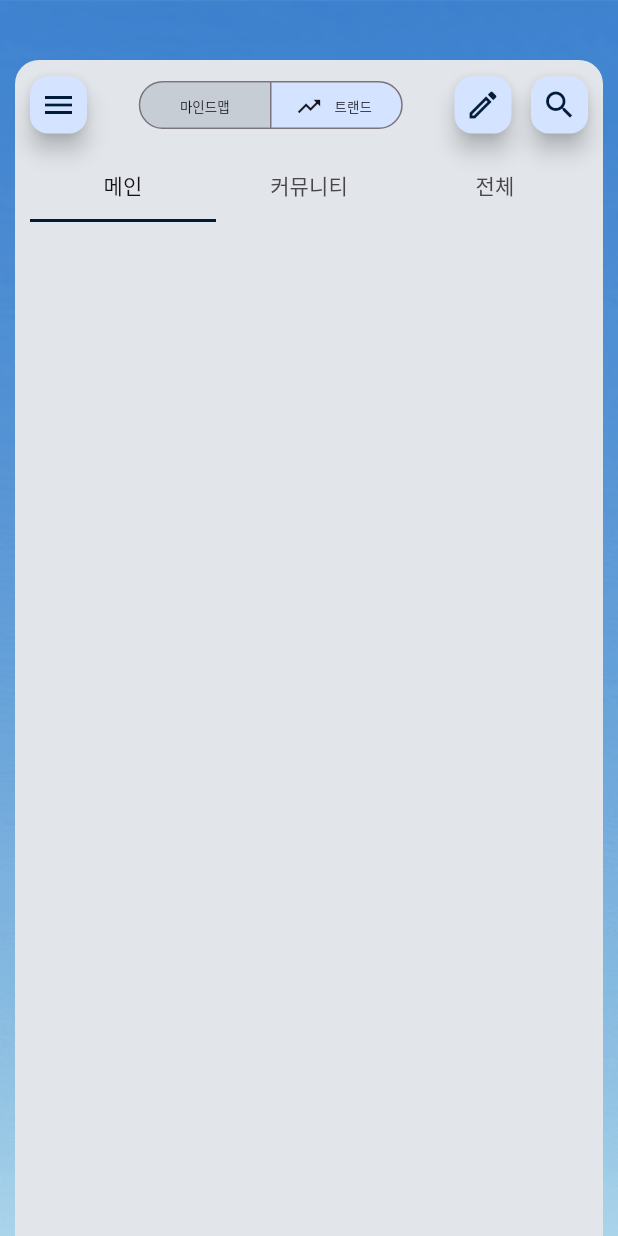
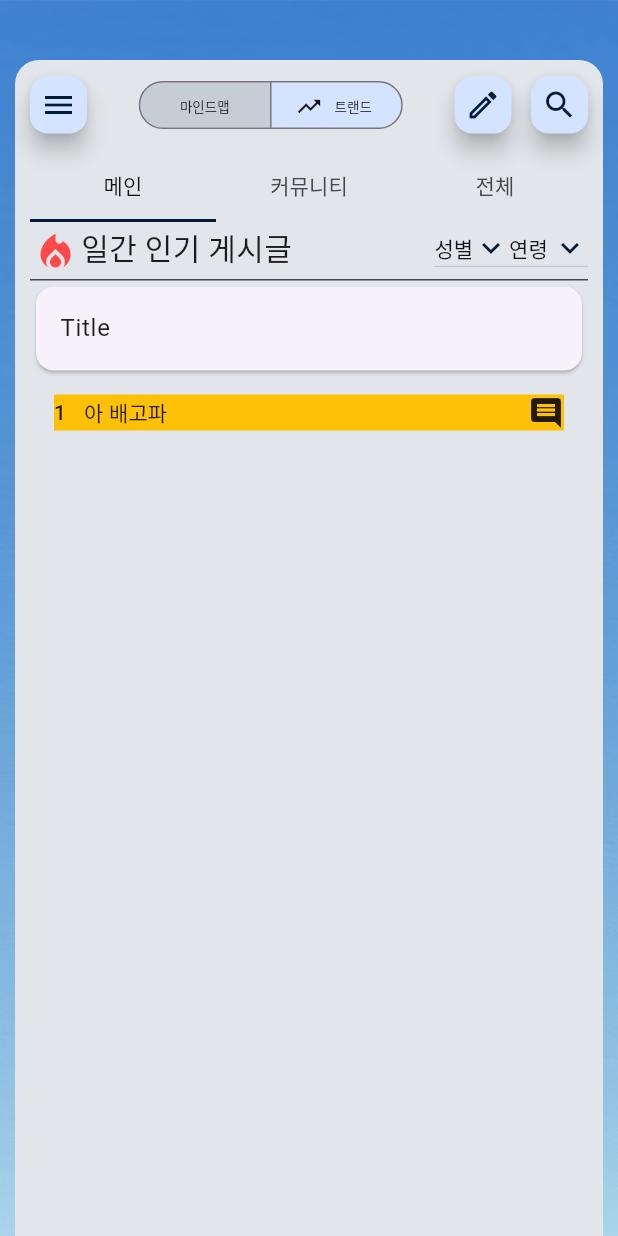
Before and after one commit to Capstone-Design-LAXY/LAXY-Client, a Flutter app: the screen it shows after launch, on a phone screen of 412 x 824 dp. Run offline on Flutter 3.47's test engine with Material 3 defaults, Android fonts, the phone set to English and light mode, and no system bars.

Commit message:
메인 - 상태바 색상 변경 트랜드 - 차트 헤더 이중 드롭 다운 적용, 전체 레이아웃 수정, 리스트 구성 시작

```diff
--- a/lib/main.dart
+++ b/lib/main.dart
@@ -1,4 +1,5 @@
 import 'package:flutter/material.dart';
+import 'package:flutter/services.dart';
 import 'package:laxy/common/component/custom_floating_action_button.dart';
 import 'package:laxy/common/component/custom_text_form_field.dart';
 import 'package:laxy/screen/login_screen.dart';
@@ -19,6 +20,9 @@ class _App extends StatelessWidget {
   // This widget is the root of your application.
   @override
   Widget build(BuildContext context) {
+    SystemChrome.setSystemUIOverlayStyle(SystemUiOverlayStyle.light);
+    SystemChrome.setSystemUIOverlayStyle(SystemUiOverlayStyle(systemNavigationBarDividerColor: Colors.black));
+    SystemChrome.setSystemUIOverlayStyle(SystemUiOverlayStyle(systemNavigationBarColor: Colors.black));
     return MaterialApp(
       debugShowCheckedModeBanner: false,
       // home: Scaffold(
--- a/lib/screen/trends_screen.dart
+++ b/lib/screen/trends_screen.dart
@@ -1,3 +1,6 @@
+import 'dart:ui';
+
+import 'package:flutter/cupertino.dart';
 import 'package:flutter/material.dart';
 import 'package:flutter/services.dart';
 import 'package:flutter/widgets.dart';
@@ -17,12 +20,16 @@ class TrendsScreen extends StatefulWidget {
 }
 
 enum Main{ mindMap, trends }
+const List<String> ageList = <String>['연령', '10대', '20대', '30대', '40대', '50대', '60대'];
+const List<String> genderList = <String>['성별', '남자', '여자', '기타'];
 
 class _TrendsScreenState extends State<TrendsScreen>
     with SingleTickerProviderStateMixin {
   late TabController controller;
-  // Set<int> selectedSegment = {1};
   Main mainView = Main.trends;
+  String dropdownValueAge = ageList.first;
+  String dropdownValueGender = genderList.first;
+
 
   @override
   void initState() {
@@ -89,17 +96,20 @@ class _TrendsScreenState extends State<TrendsScreen>
                               foregroundColor: Color(0xFF141218),
                               backgroundColor: Color(0xFF001C3A).withOpacity(0.12),
                               visualDensity: VisualDensity(vertical: -1.5,),
-                              textStyle: TextStyle(fontSize: 9)
+                              textStyle: TextStyle(fontSize: 9),
                             ),
+                            // showSelectedIcon: false,
                             selectedIcon: mainView == Main.mindMap? Icon(Icons.bubble_chart_outlined) : Icon(Icons.trending_up),
                             segments: const <ButtonSegment<Main>>[
                               ButtonSegment<Main>(
                                 value: Main.mindMap,
                                 label: Text('마인드맵'),
+                                // icon: Icon(Icons.bubble_chart_outlined),
                               ),
                               ButtonSegment<Main>(
                                 value: Main.trends,
                                 label: Text('트랜드'),
+                                // icon: Icon(Icons.trending_up),
                               ),
                             ],
                             selected: <Main>{mainView},
@@ -116,12 +126,10 @@ class _TrendsScreenState extends State<TrendsScreen>
                         CustomFloatingActionButton(onPressed: () {}, icon: Icons.search),
                       ],
                     ),
-                    // 메인 컨텐츠 자리
-                    Column(
-                      children: [
+                    // 탭바
                     // TODO: 컴포넌트화 필요
                     Padding(
-                          padding: const EdgeInsets.symmetric(vertical: 10),
+                      padding: const EdgeInsets.only(top: 10),
                       child: CustomTabBar(
                           controller: controller,
                           tabs: const <Widget>[
@@ -131,25 +139,111 @@ class _TrendsScreenState extends State<TrendsScreen>
                           ]
                       ),
                     ),
-                        // SizedBox(height: 10,),
-                        // Padding(
-                        //   padding: const EdgeInsets.symmetric(vertical: 10),
-                        //   child: TabBarView(
-                        //     controller: controller,
-                        //     children: const <Widget>[
-                        //       Center(
-                        //         child: Text("It's cloudy here"),
-                        //       ),
-                        //       Center(
-                        //         child: Text("It's rainy here"),
-                        //       ),
-                        //       Center(
-                        //         child: Text("It's sunny here"),
-                        //       ),
-                        //     ],
-                        //   ),
-                        // )
+                    // 메인 컨텐츠 자리
+                    Expanded(
+                      child: ListView(
+                        children: [
+                          // 헤더
+                          Container(
+                            child: Row(
+                              children: [
+                                Padding(
+                                  padding: const EdgeInsets.only(top: 5, left: 2, right: 2),
+                                  child: Icon(Icons.local_fire_department, color: Color(0xFFFF4949), size: 30,),
+                                ),
+                                Text(
+                                  '일간 인기 게시글',
+                                  style: TextStyle(
+                                    fontSize: 20,
+                                    fontWeight: FontWeight.w200
+                                  ),
+                                ),
+                                Expanded(child: SizedBox(),),
+                                // 드롭다운
+                                Container(
+                                    child: DropdownButton<String>(
+                                      value: dropdownValueGender,
+                                      icon: const Icon(Icons.expand_more, color: Color(0xFF001C3A),),
+                                      style: TextStyle(
+                                          fontSize: 14,
+                                          color: Color(0xFF141218)
+                                      ),
+                                      dropdownColor: Color(0xFFFFFFFF),
+                                      isDense: true,
+                                      onChanged: (String? genderValue) {
+                                        setState(() {
+                                          dropdownValueGender = genderValue!;
+                                        });
+                                      },
+                                      items: genderList.map<DropdownMenuItem<String>>((String genderValue) {
+                                        return DropdownMenuItem<String>(
+                                          value: genderValue,
+                                          child: Text(genderValue),
+                                        );
+                                      }).toList(),
+                                    )
+                                ),
+                                Container(
+                                  child: DropdownButton<String>(
+                                    value: dropdownValueAge,
+                                    icon: const Icon(Icons.expand_more, color: Color(0xFF001C3A),),
+                                    style: TextStyle(
+                                      fontSize: 14,
+                                      color: Color(0xFF141218)
+                                    ),
+                                    dropdownColor: Color(0xFFFFFFFF),
+                                    isDense: true,
+                                    onChanged: (String? ageValue) {
+                                      setState(() {
+                                        dropdownValueAge = ageValue!;
+                                      });
+                                    },
+                                    items: ageList.map<DropdownMenuItem<String>>((String ageValue) {
+                                      return DropdownMenuItem<String>(
+                                        value: ageValue,
+                                        child: Text(ageValue),
+                                      );
+                                    }).toList(),
+                                  )
+                                )
                               ],
+                            ),
+                          ),
+                          Padding(
+                            padding: const EdgeInsets.only(top: 3),
+                            child: Divider(height: 1, color: Color(0xFF48464C),),
+                          ),
+                          Column(
+                            children: <Widget>[
+                              Card(
+                                child: ListTile(
+                                  title: Text('Title'),
+                                  onTap: () {},
+                                ),
+                              ),
+                              MaterialButton(
+                                onPressed: () {},
+                                child: Container(
+                                  color: Colors.amber,
+                                  child: Row(
+                                    children: [
+                                      Container(
+                                        height: 20,
+                                        width: 20,
+                                        child: Text('1'),
+                                      ),
+                                      Text('아 배고파'),
+                                      Expanded(child: SizedBox()),
+                                      Icon(Icons.comment),
+
+                                    ],
+                                  ),
+                                ),
+                              )
+                            ],
+                          )
+                        ],
+                      ),
                     )
                   ],
                 ),
```
Lines whose indentation alone changed are shown as unchanged.
